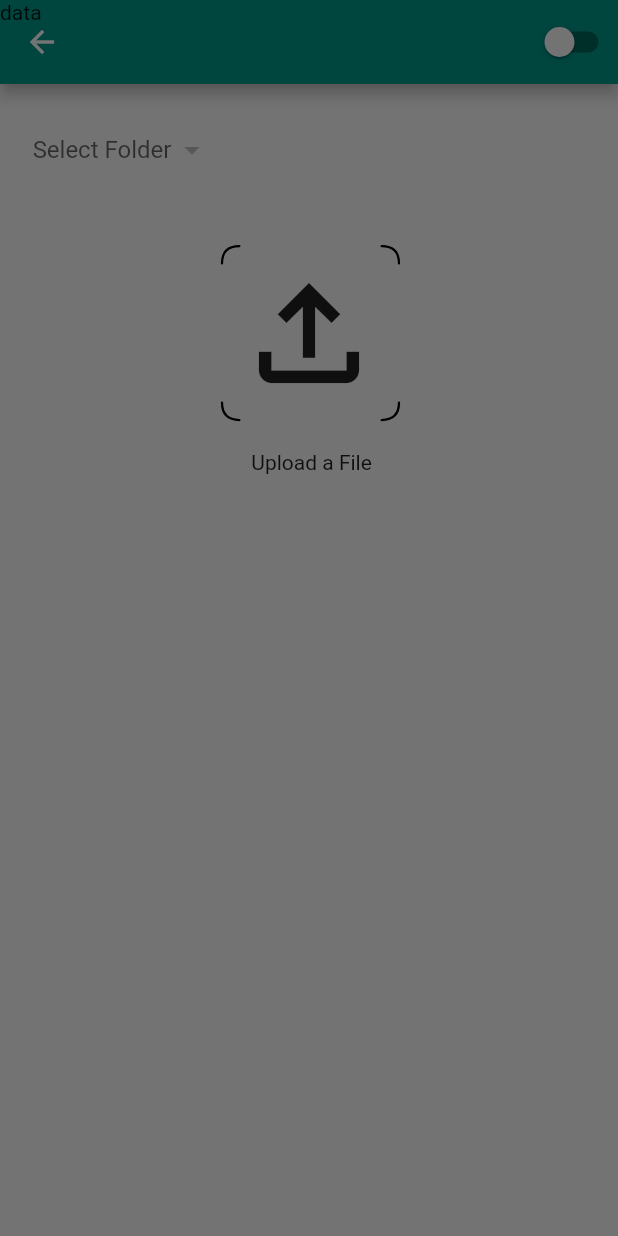
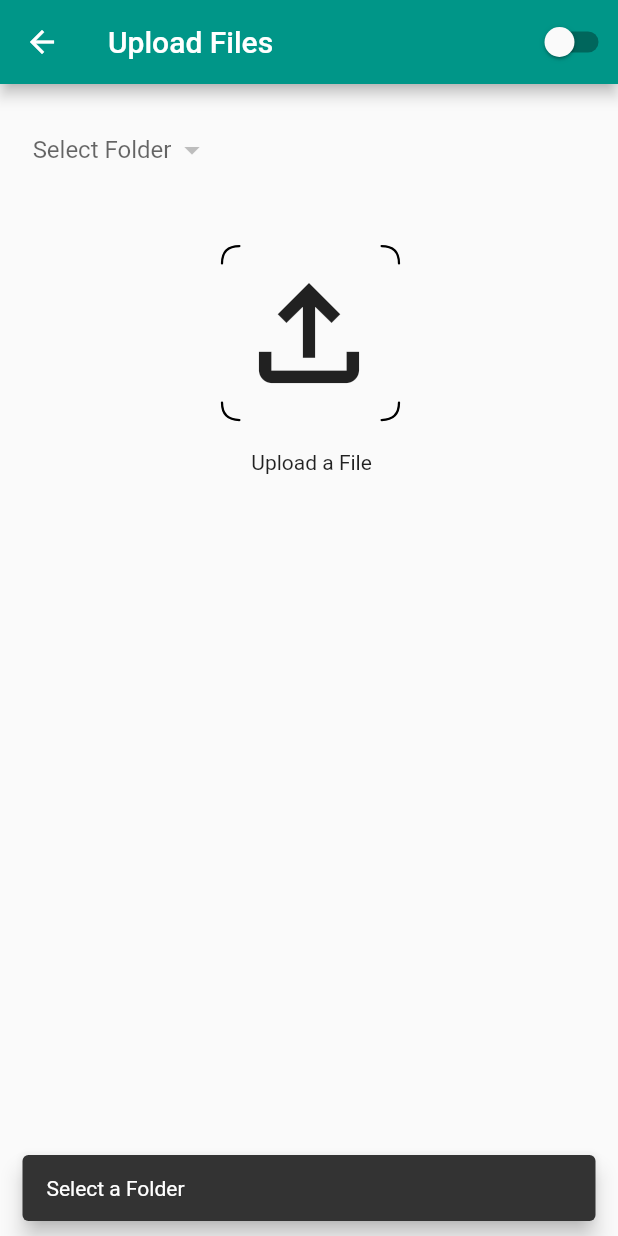
Before and after one commit to AliArafat4/attendance, a Flutter app: the UploadFileScreen screen opened by its route, after a tap on the "file upload" icon, on a phone screen of 412 x 824 dp. Run offline on Flutter 3.47's test engine with Material 2 defaults, Android fonts, the phone set to English and light mode, and no system bars; our stand-ins replace cloud_firestore, dio, file_picker, firebase_auth, firebase_core, firebase_storage and 1 more; missing offline and left inert: excel; accounts and stored records are empty.

Commit message:
Download file and display on screen, check folder name for upload from firebase

```diff
--- a/lib/model/firebase_storage.dart
+++ b/lib/model/firebase_storage.dart
@@ -1,6 +1,8 @@
 import 'dart:io';
 import 'package:firebase_auth/firebase_auth.dart';
 import 'package:firebase_storage/firebase_storage.dart';
+import 'package:path_provider/path_provider.dart';
+import 'package:dio/dio.dart';
 
 final storageRef = FirebaseStorage.instance.ref();
 final userName = FirebaseAuth.instance.currentUser!.displayName;
@@ -47,10 +49,18 @@ Future getPrivateFiles({name}) async {
 //   return storageFiles;
 // }
 
-Future downloadFile(String fileName) async {
-  //TODO: FIX DOWNLOAD
-  final pathReference = storageRef.child("$userName/$fileName");
-  final data = await pathReference.getData();
+Future downloadFile(String folder, fileName, excelFiles) async {
+  final pathReference = storageRef.child("$folder/$fileName");
+  final url = await pathReference.getDownloadURL();
+
+  final tmpDir = await getTemporaryDirectory();
+  var path = "${tmpDir.path}/${pathReference.fullPath}";
+
+  var w = await Dio().download(url, path);
+  //print(w.statusMessage);
+  File file = File(path);
+
+  final load = await excelFiles.readContent(file);
 }
 
 get privateFiles => _privateFiles;
--- a/lib/view/uploadFile_screen.dart
+++ b/lib/view/uploadFile_screen.dart
@@ -1,5 +1,4 @@
 import 'package:flutter/material.dart';
-
 import '../model/firebase_storage.dart';
 import '../model/firestore.dart';
 
@@ -37,6 +36,7 @@ class _UploadFileScreenState extends State<UploadFileScreen> {
   Widget build(BuildContext context) {
     return Scaffold(
       appBar: AppBar(
+        title: const Text("Upload Files"),
         actions: [
           Switch(
               activeColor: Colors.pink,
@@ -64,7 +64,7 @@ class _UploadFileScreenState extends State<UploadFileScreen> {
                             controller: _folderNameController,
                             decoration: const InputDecoration(
                                 prefixIcon: Icon(Icons.file_copy_outlined),
-                                hintText: "Enter a File Name",
+                                hintText: "Enter a Folder Name",
                                 border: OutlineInputBorder(
                                   borderRadius: BorderRadius.all(Radius.circular(10)),
                                 )),
@@ -119,17 +119,10 @@ class _UploadFileScreenState extends State<UploadFileScreen> {
             const SizedBox(height: 40),
             UploadButton(
                 excelFile: widget.excelFile,
-                folderNameController: _folderNameController.text,
+                folderNameController: _folderNameController,
                 folderNameSelcetedItem: selectedItem),
             const SizedBox(height: 20),
             const Text(" Upload a File"),
-            // ElevatedButton(
-            //     onPressed: () async {
-            //       var x = await getFoldersNames();
-            //
-            //       print(x.runtimeType);
-            //     },
-            //     child: Text("test"))
           ],
         ),
       ),
@@ -159,38 +152,35 @@ class UploadButton extends StatelessWidget {
             Icons.file_upload_outlined,
           ),
           onPressed: () async {
-            final check = await checkFolderName(folderNameController, folderNameSelcetedItem);
-
-            print(check);
-            if (check.contains("Empty")) {
-              showDialog(
-                useSafeArea: true,
-                context: context,
-                builder: (context) {
-                  return Text("data");
-                },
-              );
-            } else {
-              await excelFile.readContent(excelFile.selectFile());
-              final name = checkFolderName(folderNameController, folderNameSelcetedItem);
-              putFoldersNames(name);
-              uploadFile(excelFile.path, name);
-            }
-            // setState(() {});
+            checkFolderName(context);
           },
         ),
       ),
     );
   }
 
-  //TODO: FIX CHECK
-  String checkFolderName(String textFieldController, List selectedItem) {
-    if (textFieldController.isNotEmpty && selectedItem.isEmpty) {
-      return textFieldController;
-    } else if (textFieldController.isEmpty && selectedItem.isNotEmpty) {
-      return selectedItem[0];
+  Future<void> checkFolderName(context) async {
+    if (!exist) {
+      if (folderNameSelcetedItem.isEmpty) {
+        ScaffoldMessenger.of(context).showSnackBar(
+            const SnackBar(behavior: SnackBarBehavior.floating, content: Text('Select a Folder')));
+      } else if (folderNameSelcetedItem.toString().contains("[]")) {
+        ScaffoldMessenger.of(context).showSnackBar(const SnackBar(
+            behavior: SnackBarBehavior.floating, content: Text('Create a New Folder')));
+      } else {
+        await excelFile.readContent(excelFile.selectFile());
+        uploadFile(excelFile.path, folderNameSelcetedItem[0].toString().trim());
+      }
     } else {
-      return "Empty";
+      if (folderNameController.text.isEmpty) {
+        ScaffoldMessenger.of(context).showSnackBar(const SnackBar(
+            behavior: SnackBarBehavior.floating,
+            content: Text('Enter a Name for new Folder to Create')));
+      } else {
+        await excelFile.readContent(excelFile.selectFile());
+        putFoldersNames(folderNameController.text.trim());
+        uploadFile(excelFile.path, folderNameController.text.trim());
+      }
     }
   }
 }
--- a/pubspec.yaml
+++ b/pubspec.yaml
@@ -46,6 +46,8 @@ dependencies:
   firebase_storage: ^11.2.6
   path_provider: ^2.1.0
   riverpod:
+  dio: ^5.3.2
+
 
 
 dev_dependencies:
```
Also changed, not shown: lib/model/firestore.dart (+3 -7 lines), lib/view/home_screen.dart (+9 -4 lines), pubspec.lock.
